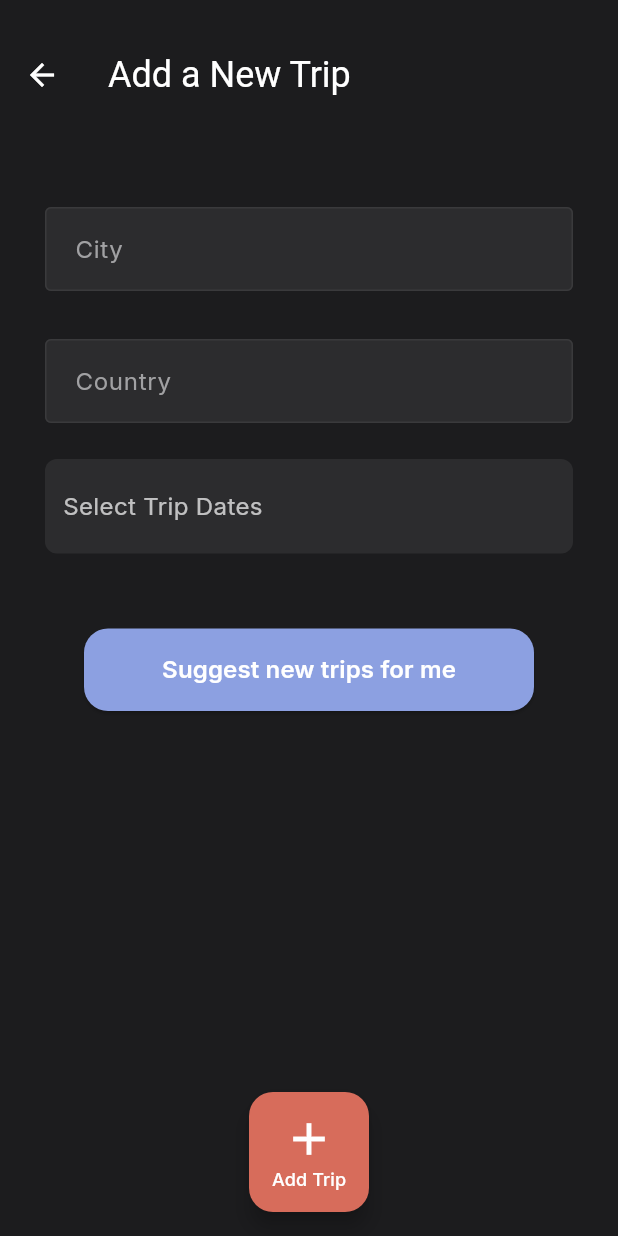
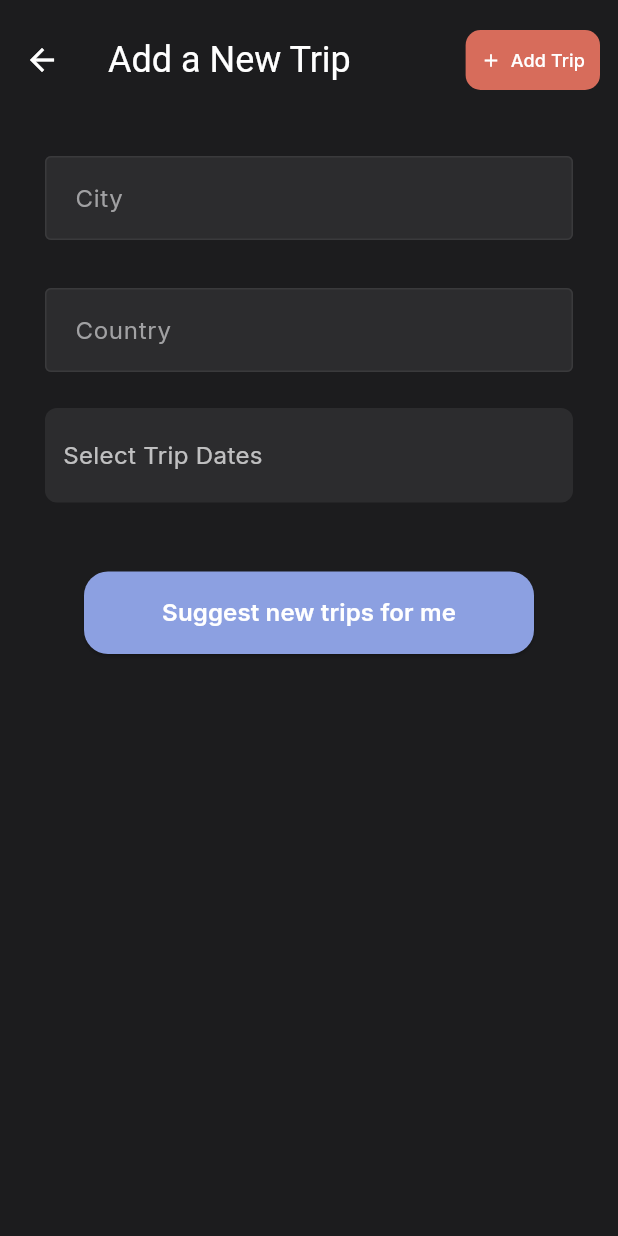
Before and after one commit to juliaopesh/JetSetGo, a Flutter app: the AddTrip screen opened directly, on a phone screen of 412 x 824 dp. Run offline on Flutter 3.47's test engine with Material 3 defaults, Android fonts, the phone set to English and light mode, and no system bars; our stand-ins replace cloud_firestore, file_picker, firebase_auth, firebase_core, open_file; accounts and stored records are empty.

Commit message:
ui changes to make it look gooddd on phone

```diff
--- a/jetsetgo/lib/components/itinerary_component.dart
+++ b/jetsetgo/lib/components/itinerary_component.dart
@@ -227,7 +227,7 @@ class _ItinerarySectionState extends State<ItinerarySection> {
                     GestureDetector(
                       onTap: () => _showItineraryDialog(context),
                       child: Container(
-                        width: 200,
+                        width: 175,
                         padding: const EdgeInsets.symmetric(vertical: 32),
                         decoration: BoxDecoration(
                           color: const Color(0xFF2C2C2E),
--- a/jetsetgo/lib/components/itinerary_daycard.dart
+++ b/jetsetgo/lib/components/itinerary_daycard.dart
@@ -34,7 +34,7 @@ class _ItineraryDayCardState extends State<ItineraryDayCard> {
       color: const Color(0xFF2C2C2E),
       shape: RoundedRectangleBorder(borderRadius: BorderRadius.circular(16)),
       child: SizedBox(
-        width: 160,
+        width: 175,
         child: Column(
           crossAxisAlignment: CrossAxisAlignment.start,
           children: [
--- a/jetsetgo/lib/pages/add_trip.dart
+++ b/jetsetgo/lib/pages/add_trip.dart
@@ -5,7 +5,6 @@ import 'package:intl/intl.dart';
 import 'package:jetsetgo/components/my_textfield.dart';
 import 'package:jetsetgo/components/my_button.dart';
 import 'trip_suggestions.dart';
-import '../components/add_button.dart'; // still needed if you're keeping FAB
 
 class AddTrip extends StatefulWidget {
   const AddTrip({super.key});
@@ -101,17 +100,46 @@ class _AddTripState extends State<AddTrip> {
     return Scaffold(
       backgroundColor: const Color(0xFF1C1C1E),
       appBar: AppBar(
-        toolbarHeight: 100,
+        toolbarHeight: 80,
         title: const Text(
           'Add a New Trip',
           style: TextStyle(fontSize: 24, color: Colors.white),
-           overflow: TextOverflow.ellipsis,
-           maxLines: 2, // wrap if needed
-           textAlign: TextAlign.center,
+          overflow: TextOverflow.ellipsis,
+          maxLines: 2,
+          textAlign: TextAlign.center,
         ),
         backgroundColor: const Color(0xFF1C1C1E),
         elevation: 0,
         iconTheme: const IconThemeData(color: Colors.white),
+        actions: [
+          Padding(
+            padding: const EdgeInsets.only(right: 12.0),
+            child: TextButton(
+            style: TextButton.styleFrom(
+              backgroundColor: const Color(0xFFD76C5B),
+              padding: const EdgeInsets.only(right: 10, top: 10, bottom: 10, left: 10),
+              shape: RoundedRectangleBorder(
+                borderRadius: BorderRadius.circular(10),
+              ),
+            ),
+            onPressed: _addTrip,
+            child: Row(
+              mainAxisSize: MainAxisSize.min,
+              children: const [
+                Icon(Icons.add, color: Colors.white, size: 14),
+                SizedBox(width: 6),
+                Text(
+                  'Add Trip',
+                  style: TextStyle(
+                    fontSize: 12,
+                    color: Colors.white,
+                  ),
+                ),
+              ],
+            ),
+          ),
+          ),
+        ],
       ),
       body: Padding(
         padding: const EdgeInsets.symmetric(horizontal: 30),
@@ -119,7 +147,7 @@ class _AddTripState extends State<AddTrip> {
           key: _formKey,
           child: ListView(
             children: [
-              const SizedBox(height: 30),
+              const SizedBox(height: 16),
               MyTextField(
                 controller: _cityController,
                 hintText: 'City',
@@ -146,7 +174,7 @@ class _AddTripState extends State<AddTrip> {
                   ),
                 ),
               ),
-              const SizedBox(height: 20),
+              const SizedBox(height: 16),
               if (_startDate != null && _endDate != null)
                 Text(
                   'Duration: ${_endDate!.difference(_startDate!).inDays} days',
@@ -155,12 +183,12 @@ class _AddTripState extends State<AddTrip> {
               const SizedBox(height: 30),
               Center(
                 child: MyButton(
-                  color: Color.fromARGB(255, 140, 160, 225),
+                  color: const Color.fromARGB(255, 140, 160, 225),
                   text: 'Suggest new trips for me',
                   onTap: () {
                     Navigator.push(
                       context,
-                      MaterialPageRoute(builder: (context) => TripSuggestions()),
+                      MaterialPageRoute(builder: (context) => const TripSuggestions()),
                     );
                   },
                 ),
@@ -170,11 +198,6 @@ class _AddTripState extends State<AddTrip> {
           ),
         ),
       ),
-      floatingActionButton: AddButton(
-        label: 'Add Trip',
-        onPressed: _addTrip,
-      ),
-      floatingActionButtonLocation: FloatingActionButtonLocation.centerFloat,
     );
   }
 }
--- a/jetsetgo/lib/pages/home_page.dart
+++ b/jetsetgo/lib/pages/home_page.dart
@@ -37,7 +37,7 @@ class HomePage extends StatelessWidget {
             final userName = userData['name'] ?? 'User'; // Default to 'User' if name is missing
 
             return SizedBox(
-              width: MediaQuery.of(context).size.width * 0.5, // constrain width
+              width: MediaQuery.of(context).size.width * 0.75, // constrain width
               child: Text(
                 'Welcome Back $userName! Here are your upcoming trips...',
                 style: const TextStyle(
--- a/jetsetgo/lib/pages/packing_list.dart
+++ b/jetsetgo/lib/pages/packing_list.dart
@@ -165,6 +165,12 @@ class _PackingListScreenState extends State<PackingListScreen> {
             textAlign: TextAlign.center,
         ),
         backgroundColor: const Color(0xFF1C1C1E),
+        actions: [
+          IconButton(
+            icon: const Icon(Icons.add, color: Color(0xFFD76C5B)),
+            onPressed: _showAddItemDialog,
+          ),
+        ],
       ),
       body: StreamBuilder<QuerySnapshot>(
         stream: _packingListRef.snapshots(),
```
Also changed, not shown: jetsetgo/lib/components/itinerary_popup.dart (+56 -11 lines), jetsetgo/lib/utils/ai_packing_suggestions.dart (+7 -0 lines), 1 other file.
